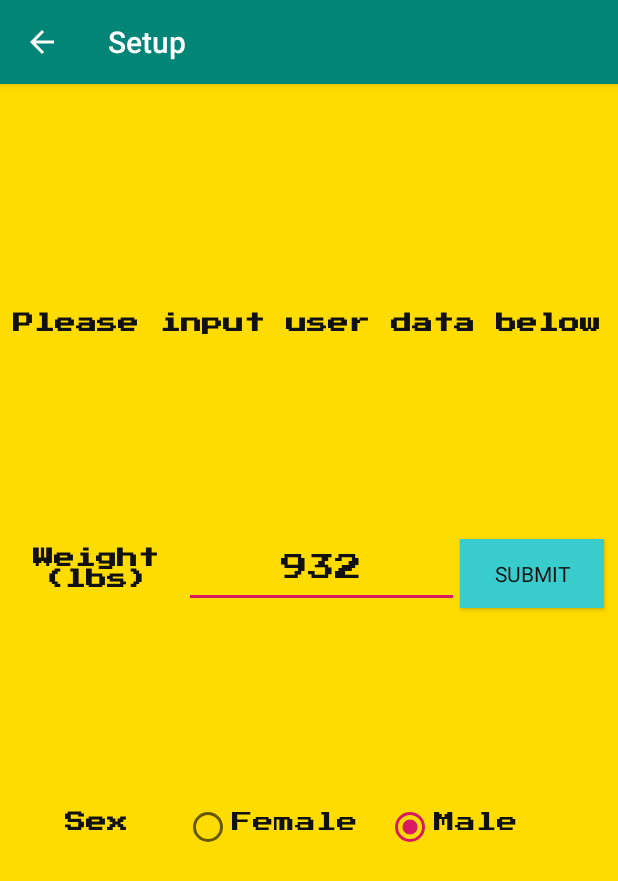
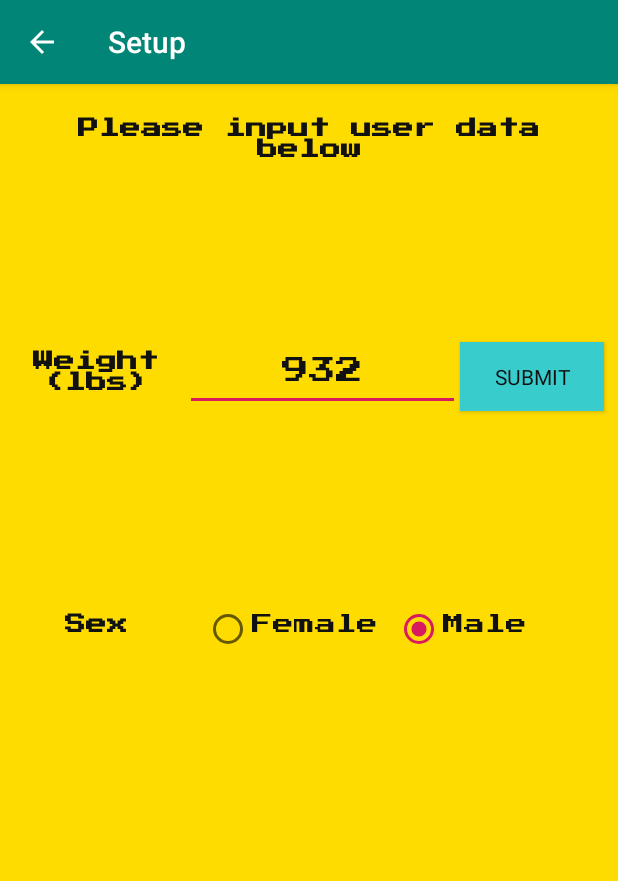
Before and after one commit to bengw99/PartyPal2, an Android app: the Setup screen opened directly, with no data from a screen before it, on a phone screen of 412 x 824 dp. Shown: the top 881 px of the screen. Run offline under Robolectric (Android 15) with nearby library versions, the phone set to English and light mode, and no system bars; Roboto replaces fonts that are not available here.

Commit message:
Basic setup fields

```diff
--- a/app/src/main/res/layout/content_setup.xml
+++ b/app/src/main/res/layout/content_setup.xml
@@ -11,19 +11,20 @@
 
     <TextView
         android:id="@+id/infoSection"
-        android:layout_width="395dp"
-        android:layout_height="50dp"
+        android:layout_width="337dp"
+        android:layout_height="70dp"
         android:fontFamily="@font/press_start_2p"
         android:gravity="center"
         android:text="Please input user data below"
         android:textColor="#111111"
         android:textStyle="bold"
         app:layout_constraintBottom_toBottomOf="parent"
-        app:layout_constraintHorizontal_bias="0.437"
+        app:layout_constraintEnd_toEndOf="parent"
         app:layout_constraintLeft_toLeftOf="parent"
         app:layout_constraintRight_toRightOf="parent"
+        app:layout_constraintStart_toStartOf="parent"
         app:layout_constraintTop_toTopOf="parent"
-        app:layout_constraintVertical_bias="0.191" />
+        app:layout_constraintVertical_bias="0.007" />
 
     <TextView
         android:id="@+id/weightText"
@@ -39,7 +40,7 @@
         app:layout_constraintLeft_toLeftOf="parent"
         app:layout_constraintRight_toRightOf="parent"
         app:layout_constraintTop_toTopOf="parent"
-        app:layout_constraintVertical_bias="0.42" />
+        app:layout_constraintVertical_bias="0.238" />
 
     <EditText
         android:id="@+id/weightValue"
@@ -47,30 +48,30 @@
         android:layout_height="46dp"
         android:ems="10"
         android:fontFamily="@font/press_start_2p"
+        android:gravity="center"
         android:inputType="number"
-        android:gravity="center"
         android:textColor="#111111"
         app:layout_constraintBottom_toBottomOf="parent"
-        app:layout_constraintHorizontal_bias="0.535"
+        app:layout_constraintHorizontal_bias="0.539"
         app:layout_constraintLeft_toLeftOf="parent"
         app:layout_constraintRight_toRightOf="parent"
         app:layout_constraintTop_toTopOf="parent"
-        app:layout_constraintVertical_bias="0.42" />
+        app:layout_constraintVertical_bias="0.238" />
 
     <Button
         android:id="@+id/weightButton"
         android:layout_width="96dp"
         android:layout_height="46dp"
+        android:background="#39CCCC"
         android:fontFamily="@font/coiny"
         android:text="Submit"
         android:textColor="#111111"
-        android:background="#39CCCC"
         app:layout_constraintBottom_toBottomOf="parent"
         app:layout_constraintHorizontal_bias="0.971"
         app:layout_constraintLeft_toLeftOf="parent"
         app:layout_constraintRight_toRightOf="parent"
         app:layout_constraintTop_toTopOf="parent"
-        app:layout_constraintVertical_bias="0.42" />
+        app:layout_constraintVertical_bias="0.238" />
 
     <TextView
         android:id="@+id/sexText"
@@ -86,19 +87,19 @@
         app:layout_constraintLeft_toLeftOf="parent"
         app:layout_constraintRight_toRightOf="parent"
         app:layout_constraintTop_toTopOf="parent"
-        app:layout_constraintVertical_bias="0.654" />
+        app:layout_constraintVertical_bias="0.471" />
 
     <RadioGroup
         android:id="@+id/radioText"
-        android:layout_width="280dp"
-        android:layout_height="45dp"
+        android:layout_width="266dp"
+        android:layout_height="44dp"
         android:orientation="horizontal"
         app:layout_constraintBottom_toBottomOf="parent"
         app:layout_constraintHorizontal_bias="0.931"
         app:layout_constraintLeft_toLeftOf="parent"
         app:layout_constraintRight_toRightOf="parent"
         app:layout_constraintTop_toTopOf="parent"
-        app:layout_constraintVertical_bias="0.654">
+        app:layout_constraintVertical_bias="0.471">
 
         <RadioButton
             android:id="@+id/femaleButton"
```
